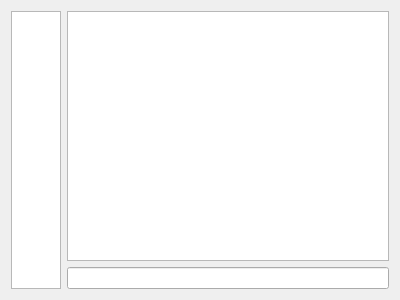
The window that ChatClient/mainwindow.ui (itshawk/datacommchatbot) describes before a commit, drawn with Qt 5.
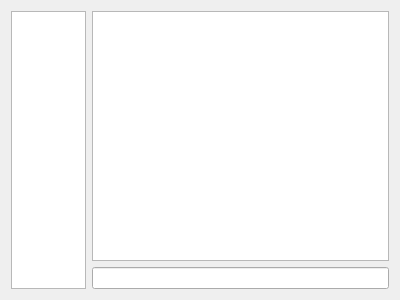
The same window after the commit.

What changed in the file:
```diff
--- a/ChatClient/mainwindow.ui
+++ b/ChatClient/mainwindow.ui
@@ -19,7 +19,7 @@
      <widget class="QListWidget" name="listWidget">
       <property name="maximumSize">
        <size>
-        <width>50</width>
+        <width>75</width>
         <height>16777215</height>
        </size>
       </property>
```
